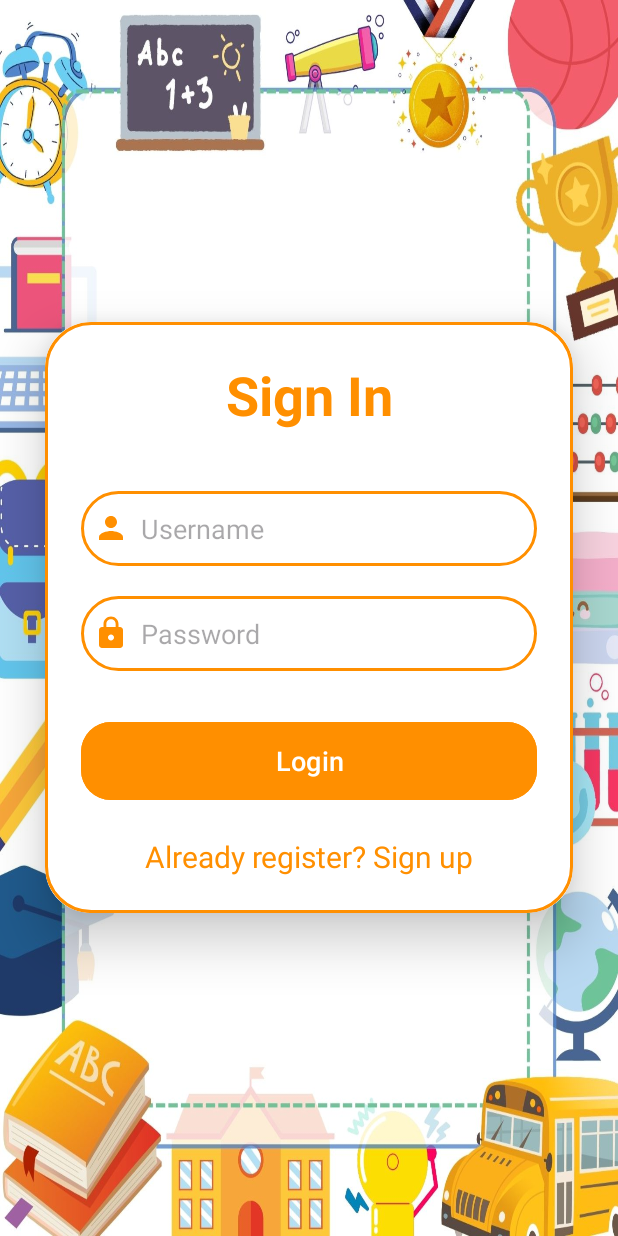
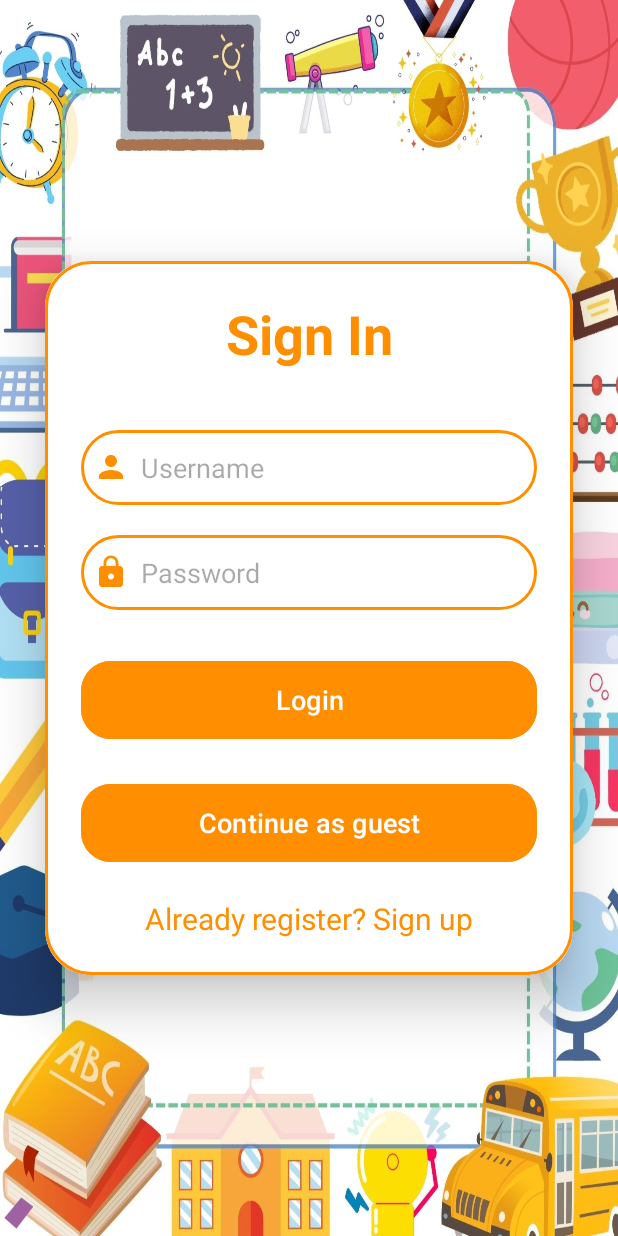
Before and after one commit to LeeBoonSoon/MathBuddies, an Android app: the screen it shows after launch (LoginActivity), on a phone screen of 412 x 824 dp. Run offline under Robolectric (Android 15) with nearby library versions, the phone set to English and light mode, and no system bars; our stand-ins replace Firebase (no records; nobody signed in at launch, a user with empty details on screens opened directly).

Commit message:
ThreeMainFunction is done and have three additional function. Final version. New function guest button

```diff
--- a/app/src/main/java/com/assignment/mathematicsgameapplication/LoginActivity.java
+++ b/app/src/main/java/com/assignment/mathematicsgameapplication/LoginActivity.java
@@ -22,7 +22,7 @@ public class LoginActivity extends AppCompatActivity {
 
     private EditText mUsernameEditText;
     private EditText mPasswordEditText;
-    private Button mLoginButton;
+    private Button mLoginButton, btn_guest;
     private TextView mRegisterLinkTextView;
 
     private FirebaseAuth mAuth;
@@ -39,6 +39,16 @@ public class LoginActivity extends AppCompatActivity {
         mPasswordEditText = findViewById(R.id.password);
         mLoginButton = findViewById(R.id.loginBtn);
         mRegisterLinkTextView = findViewById(R.id.register_link);
+
+        btn_guest = findViewById(R.id.continue_as_guest);
+
+        btn_guest.setOnClickListener(new View.OnClickListener() {
+            @Override
+            public void onClick(View view) {
+                Intent intent = new Intent(LoginActivity.this, MainActivity.class);
+                startActivity(intent);
+            }
+        });
 
         mLoginButton.setOnClickListener(new View.OnClickListener() {
             @Override
--- a/app/src/main/java/com/assignment/mathematicsgameapplication/MainActivity.java
+++ b/app/src/main/java/com/assignment/mathematicsgameapplication/MainActivity.java
@@ -1,4 +1,5 @@
 package com.assignment.mathematicsgameapplication;
+// https://github.com/LeeBoonSoon/MathBuddies
 
 import androidx.appcompat.app.AlertDialog;
 import androidx.appcompat.app.AppCompatActivity;
--- a/app/src/main/res/layout/activity_login.xml
+++ b/app/src/main/res/layout/activity_login.xml
@@ -70,7 +70,16 @@
                 android:backgroundTint="@color/orange"
                 app:cornerRadius="20dp" />
 
-
+            <Button
+                android:layout_width="match_parent"
+                android:layout_height="60dp"
+                android:id="@+id/continue_as_guest"
+                android:text="Continue as guest"
+                android:textSize="18sp"
+                android:textColor="@color/white"
+                android:layout_marginTop="22dp"
+                android:backgroundTint="@color/orange"
+                app:cornerRadius="20dp" />
 
 
             <TextView
```
